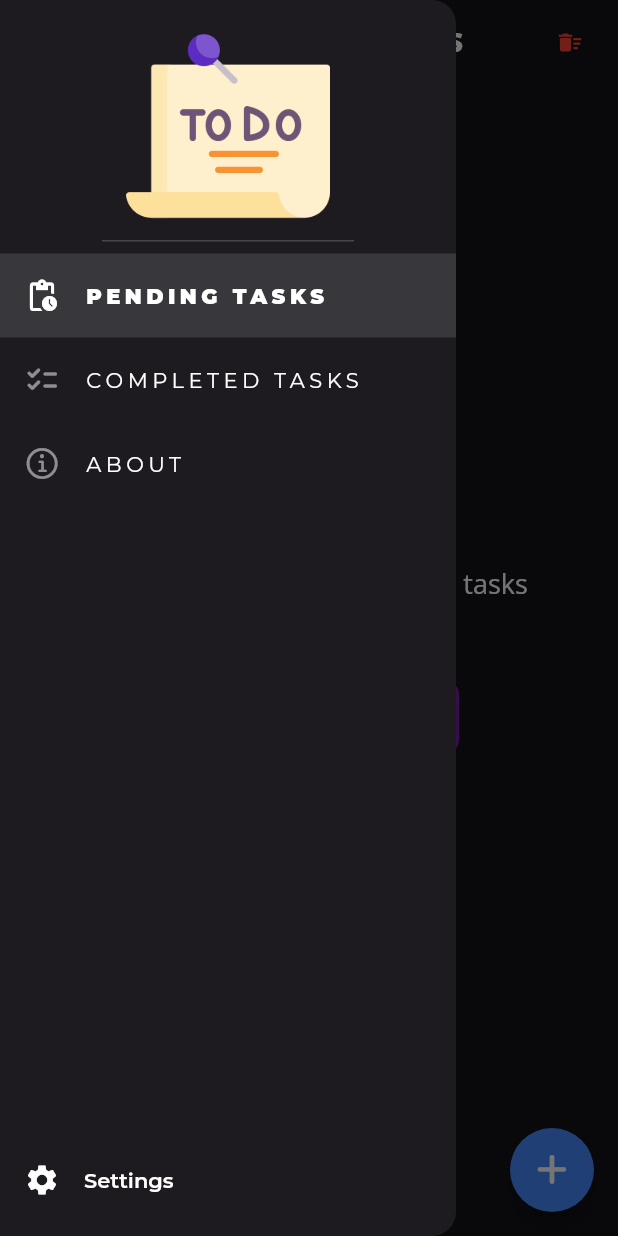
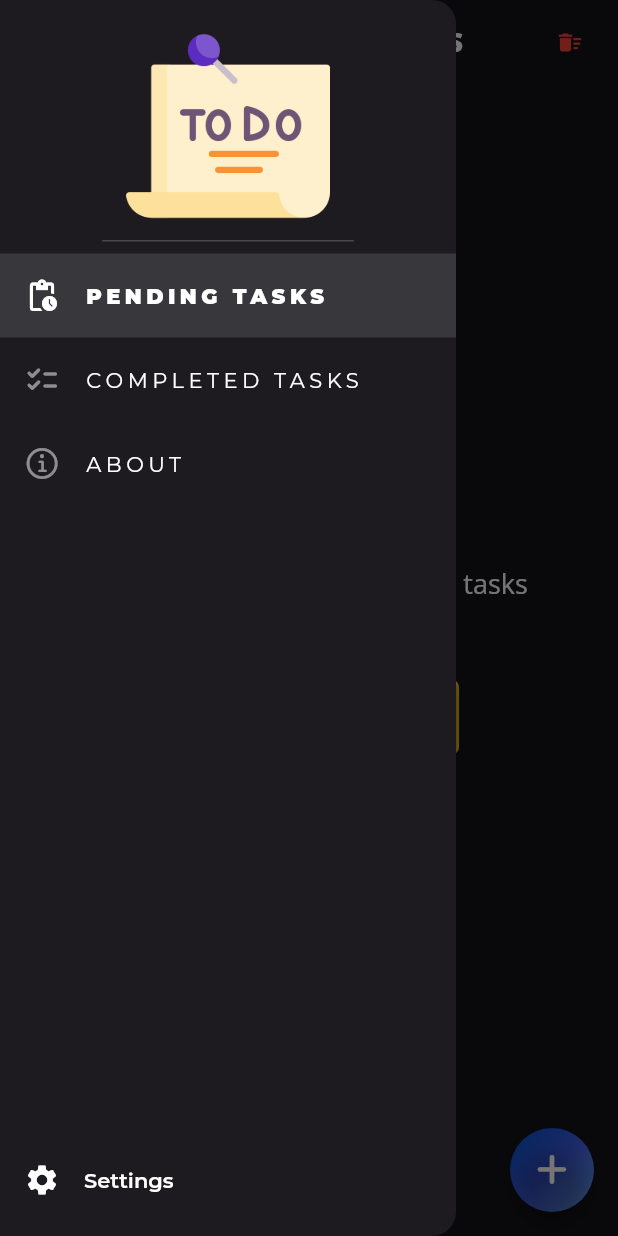
Before and after one commit to tapoban123/to-do-app, a Flutter app: the screen it shows after launch, in the side drawer, after a tap on "Create a task now", on a phone screen of 412 x 824 dp. Run offline on Flutter 3.47's test engine with Material 3 defaults, Android fonts, the phone set to English and light mode, and no system bars; our stand-ins replace flutter_local_notifications, flutter_timezone, hive_flutter, permission_handler, shared_preferences, timezone; accounts and stored records are empty.

Commit message:
Improved the About Page UI
Changed some button colors to gradients and improved some UIs

```diff
--- a/lib/core/widgets/about_page_text_button.dart
+++ b/lib/core/widgets/about_page_text_button.dart
@@ -19,9 +19,24 @@ class AboutPageTextButton extends StatelessWidget {
 
   @override
   Widget build(BuildContext context) {
-    return TextButton(
+    return Container(
+      decoration: BoxDecoration(
+        borderRadius: BorderRadius.circular(8),
+        gradient: LinearGradient(
+          begin: Alignment.topLeft,
+          end: Alignment.bottomRight,
+          colors: [
+            Color(0xff191f22),
+            Color(0xff131618),
+            Color(0xff0d0c0b),
+            Color(0xff060505),
+            Color(0xff000000),
+          ],
+        ),
+      ),
+      child: TextButton(
         style: TextButton.styleFrom(
-        backgroundColor: Color(0xff1E201E),
+          backgroundColor: Colors.transparent,
           shape: RoundedRectangleBorder(
             borderRadius: BorderRadius.circular(8),
           ),
@@ -55,6 +70,7 @@ class AboutPageTextButton extends StatelessWidget {
             ),
           ],
         ),
+      ),
     );
   }
 }
--- a/lib/page_specific_widgets/home_page_floating_action_button.dart
+++ b/lib/page_specific_widgets/home_page_floating_action_button.dart
@@ -7,9 +7,22 @@ class HomePageFloatingActionButton extends StatelessWidget {
 
   @override
   Widget build(BuildContext context) {
-    return FloatingActionButton(
+    return Container(
+      decoration: BoxDecoration(
+        gradient: LinearGradient(
+          begin: Alignment.topLeft,
+          end: Alignment.bottomRight,
+          colors: [
+            Color(0xff0052D4),
+            Color(0xff4364F7),
+            Color(0xff6FB1FC),
+          ],
+        ),
+        shape: BoxShape.circle,
+      ),
+      child: FloatingActionButton(
         clipBehavior: Clip.none,
-      backgroundColor: Colors.blueAccent,
+        backgroundColor: Colors.transparent,
         shape: RoundedRectangleBorder(borderRadius: BorderRadius.circular(50)),
         onPressed: () {
           Navigator.of(context).push(
@@ -46,6 +59,7 @@ class HomePageFloatingActionButton extends StatelessWidget {
             color: Colors.white,
           ),
         ),
+      ),
     );
   }
 }
--- a/lib/pages/about_page.dart
+++ b/lib/pages/about_page.dart
@@ -1,8 +1,10 @@
 import 'package:flutter/cupertino.dart';
 import 'package:flutter/material.dart';
+import 'package:flutter/widgets.dart';
+import 'package:provider/provider.dart';
+import 'package:simple_todo_app/core/theme/theme_provider.dart';
 import 'package:simple_todo_app/core/widgets/about_page_text_button.dart';
 import 'package:url_launcher/url_launcher.dart';
-
 
 /// This page `displays a brief description` of the application along with
 /// an introduction of it's developer and the developer's contact info
@@ -14,6 +16,8 @@ class AboutPage extends StatefulWidget {
 }
 
 class _AboutPageState extends State<AboutPage> {
+  late Color paragraphFontColor;
+
   ButtonStyle textButtonTheme = TextButton.styleFrom(
     backgroundColor: Color(0xff1E201E),
     shape: RoundedRectangleBorder(
@@ -33,7 +37,7 @@ class _AboutPageState extends State<AboutPage> {
                 const EdgeInsets.symmetric(horizontal: 30.0).copyWith(top: 30),
             child: RichText(
               text: TextSpan(
-                text: aboutTheAppTitle,
+                text: '"Stay Ahead of Your Day with ',
                 style: TextStyle(
                   color: Theme.of(context)
                       .textTheme
@@ -44,6 +48,12 @@ class _AboutPageState extends State<AboutPage> {
                   wordSpacing: 4,
                   fontSize: 25,
                 ),
+                children: <TextSpan>[
+                  TextSpan(
+                    text: 'QuickList - Your Ultimate Task Manager!"',
+                    style: TextStyle(color: Colors.amber[700]),
+                  )
+                ],
               ),
             ),
           ),
@@ -57,11 +67,20 @@ class _AboutPageState extends State<AboutPage> {
               child: Divider(),
             ),
           ),
-          Padding(
+          Consumer<ThemeProvider>(
+            builder: (context, themeProvider, child) {
+              if (themeProvider.getCurrentTheme == ThemeData.dark()) {
+                paragraphFontColor = Colors.greenAccent;
+              } else {
+                paragraphFontColor = Colors.pinkAccent;
+              }
+
+              return Padding(
                 padding: const EdgeInsets.symmetric(horizontal: 40.0),
                 child: RichText(
                   text: TextSpan(
-                text: aboutTheApp,
+                    text:
+                        "Welcome to our To-Do List app, designed to make your life easier with its ",
                     style: TextStyle(
                       fontFamily: "RobotoSlab",
                       color: Theme.of(context)
@@ -72,16 +91,55 @@ class _AboutPageState extends State<AboutPage> {
                       wordSpacing: 3,
                       height: 1.5,
                     ),
+                    children: <TextSpan>[
+                      TextSpan(
+                        text: "user-friendly interface ",
+                        style: TextStyle(color: paragraphFontColor),
+                      ),
+                      TextSpan(
+                        text: "and ",
+                      ),
+                      TextSpan(
+                        text: "intuitive design ",
+                        style: TextStyle(color: paragraphFontColor),
+                      ),
+                      TextSpan(
+                        text:
+                            "Managing tasks is a breeze—whether you're scheduling meetings, setting reminders, or creating simple to-do lists. ",
+                      ),
+                      TextSpan(
+                        text:
+                            "With timely notifications, you'll never miss an important task, helping you stay organized and boost your productivity effortlessly. ",
+                        style: TextStyle(color: paragraphFontColor),
+                      ),
+                    ],
                   ),
                 ),
+              );
+            },
           ),
           SizedBox(
             height: 50,
           ),
           Container(
             width: double.infinity,
-            height: 650,
-            decoration: BoxDecoration(color: Colors.blueAccent),
+            height: 700,
+            decoration: BoxDecoration(
+              borderRadius: BorderRadius.only(
+                topLeft: Radius.circular(40),
+                topRight: Radius.circular(40),
+              ),
+              gradient: LinearGradient(
+                begin: Alignment.topLeft,
+                end: Alignment.bottomRight,
+                colors: [
+                  Color(0xff0052D4),
+                  Color(0xff4364F7),
+                  Color(0xff6FB1FC),
+                ],
+              ),
+              color: Colors.blueAccent,
+            ),
             child: Column(
               crossAxisAlignment: CrossAxisAlignment.center,
               mainAxisAlignment: MainAxisAlignment.start,
@@ -89,7 +147,7 @@ class _AboutPageState extends State<AboutPage> {
                 Padding(
                   padding: const EdgeInsets.only(
                     left: 20,
-                    top: 20,
+                    top: 25,
                   ),
                   child: Align(
                     alignment: Alignment.topLeft,
@@ -99,6 +157,7 @@ class _AboutPageState extends State<AboutPage> {
                         fontSize: 20,
                         fontFamily: "RobotoSlab",
                         fontWeight: FontWeight.bold,
+                        wordSpacing: 2,
                       ),
                     ),
                   ),
@@ -121,17 +180,42 @@ class _AboutPageState extends State<AboutPage> {
                         width: 300,
                         child: Column(
                           children: [
-                            Text(
-                              "Hello! I'm Tapoban Ray, a passionate Android Developer with a love for creating user-friendly and practical applications.",
-                              style: TextStyle(fontFamily: "RobotoSlab"),
+                            RichText(
                               textAlign: TextAlign.center,
+                              text: TextSpan(
+                                text:
+                                    "Hello! I'm Tapoban Ray, a passionate Android Developer",
+                                style: TextStyle(
+                                  fontFamily: "RobotoSlab",
+                                  wordSpacing: 3,
+                                  height: 1.5,
                                 ),
-                            SizedBox(
-                              height: 5,
+                                children: <TextSpan>[
+                                  TextSpan(
+                                    text: " a passionate Android Developer ",
+                                  ),
+                                  TextSpan(
+                                      text:
+                                          "with a love for creating user-friendly and practical applications. "),
+                                ],
+                              ),
+                            ),
+                            Padding(
+                              padding: const EdgeInsets.only(
+                                top: 5.0,
+                                bottom: 5.0,
+                              ),
+                              child: Divider(
+                                color: Colors.white.withOpacity(0.5),
+                              ),
                             ),
                             Text(
                               "Currently, I'm persuing B.Tech course in Computer Science Engineering at Calcutta Institute of Engineering and Management (CIEM).",
-                              style: TextStyle(fontFamily: "RobotoSlab"),
+                              style: TextStyle(
+                                fontFamily: "RobotoSlab",
+                                wordSpacing: 3,
+                                height: 1.5,
+                              ),
                               textAlign: TextAlign.start,
                             )
                           ],
@@ -154,6 +238,7 @@ class _AboutPageState extends State<AboutPage> {
                         fontSize: 16,
                         fontFamily: "RobotoSlab",
                         fontWeight: FontWeight.bold,
+                        wordSpacing: 2,
                       ),
                     ),
                   ),
@@ -228,10 +313,4 @@ class _AboutPageState extends State<AboutPage> {
       ),
     );
   }
-
-  final String aboutTheAppTitle =
-      '"Stay Ahead of Your Day with Quick List - Your Ultimate Task Manager!"';
-
-  final String aboutTheApp =
-      "Welcome to our To-Do List app, designed to make your life easier with its user-friendly interface and intuitive design. Managing tasks is a breeze—whether you're scheduling meetings, setting reminders, or creating simple to-do lists. With timely notifications, you'll never miss an important task, helping you stay organized and boost your productivity effortlessly.";
 }
--- a/lib/pages/completed_tasks_page.dart
+++ b/lib/pages/completed_tasks_page.dart
@@ -5,7 +5,6 @@ import 'package:simple_todo_app/core/providers/navigation_provider.dart';
 import 'package:simple_todo_app/hive_database/completed_tasks_db_services.dart';
 import 'package:simple_todo_app/hive_database/pending_tasks_db_services.dart';
 import 'package:simple_todo_app/pages/no_tasks_screen.dart';
-
 
 /// Implements the page for displaying all the tasks that have `already been completed by the user`.
 class CompletedTasksPage extends StatefulWidget {
@@ -30,7 +29,12 @@ class _CompletedTasksPageState extends State<CompletedTasksPage> {
                 firstRun = false;
               }
               return NoTasksScreen(
-                buttonColor: Colors.cyan,
+                gradientBegin: Alignment.topLeft,
+                gradientEnd: Alignment.bottomRight,
+                gradientColors: [
+                  Color(0xff5803dc),
+                  Color(0xffe41eff),
+                ],
                 buttonText: "Complete a task now",
                 onButtonTap: () =>
                     Provider.of<NavigationProvider>(context, listen: false)
--- a/lib/pages/create_task_page.dart
+++ b/lib/pages/create_task_page.dart
@@ -13,7 +13,6 @@ import 'package:simple_todo_app/core/widgets/important_task_icon.dart';
 import 'package:simple_todo_app/core/widgets/reminder_option.dart';
 import 'package:simple_todo_app/core/widgets/scheduled_task_icon.dart';
 import 'package:simple_todo_app/hive_database/pending_tasks_db_services.dart';
-
 
 /// This page is returned when the user wants to `create or edit a task`.
 /// For editing purpose a boolean condition is checked.
@@ -251,6 +250,19 @@ class _CreateTaskPageState extends State<CreateTaskPage> {
               if (widget.editSpecificTask == true)
                 Padding(
                   padding: const EdgeInsets.only(bottom: 15.0),
+                  child: Container(
+                    decoration: BoxDecoration(
+                      borderRadius: BorderRadius.circular(5),
+                      gradient: LinearGradient(
+                        colors: [
+                          Color(0xff000c91),
+                          Color(0xff3742b5),
+                          Color(0xff6b74d0),
+                          Color(0xffa5abed),
+                          Color(0xffe0e2ff),
+                        ],
+                      ),
+                    ),
                     child: ElevatedButton(
                       onPressed: () => createOrEditTask(editTask: true),
                       style: ElevatedButton.styleFrom(
@@ -258,11 +270,15 @@ class _CreateTaskPageState extends State<CreateTaskPage> {
                         shape: RoundedRectangleBorder(
                           borderRadius: BorderRadius.circular(5),
                         ),
-                      backgroundColor: Colors.blue,
+                        backgroundColor: Colors.transparent,
                       ),
                       child: const Text(
                         "Done",
-                      style: TextStyle(color: Colors.white, fontSize: 16),
+                        style: TextStyle(
+                          color: Colors.white,
+                          fontSize: 16,
+                        ),
+                      ),
                     ),
                   ),
                 ),
--- a/lib/pages/home_page.dart
+++ b/lib/pages/home_page.dart
@@ -51,7 +51,13 @@ class _HomePageState extends State<HomePage> {
             }
 
             return NoTasksScreen(
-              buttonColor: Colors.purple[700]!,
+              gradientBegin: Alignment.centerLeft,
+              gradientEnd: Alignment.centerRight,
+              gradientColors: [
+                  Color(0xfffe8500),
+                  Color(0xfffeae00),
+                  Color(0xfffdcf19),
+              ],
               buttonText: "Create a task now",
               onButtonTap: () {
                 Navigator.of(context).push(PageRouteBuilder(
--- a/lib/pages/no_tasks_screen.dart
+++ b/lib/pages/no_tasks_screen.dart
@@ -6,13 +6,17 @@ import 'home_page.dart';
 class NoTasksScreen extends StatelessWidget {
   final VoidCallback onButtonTap;
   final String buttonText;
-  final Color buttonColor;
+  final List<Color> gradientColors;
+  final Alignment gradientBegin;
+  final Alignment gradientEnd;
   final String pageContentText;
 
   const NoTasksScreen({
     super.key,
     required this.buttonText,
-    required this.buttonColor,
+    required this.gradientColors,
+    required this.gradientBegin,
+    required this.gradientEnd,
     required this.onButtonTap,
     required this.pageContentText,
   });
@@ -36,19 +40,32 @@ class NoTasksScreen extends StatelessWidget {
           SizedBox(
             height: 30,
           ),
-          ElevatedButton(
+          Container(
+            decoration: BoxDecoration(
+              borderRadius: BorderRadius.circular(5),
+              gradient: LinearGradient(
+                begin: gradientBegin,
+                end: gradientEnd,
+                colors: gradientColors,
+              ),
+            ),
+            child: ElevatedButton(
               style: ElevatedButton.styleFrom(
+                elevation: 1.0,
                 minimumSize: Size(200, 50),
                 shape: RoundedRectangleBorder(
-                  borderRadius: BorderRadius.circular(10)),
-              backgroundColor: buttonColor,
+                  borderRadius: BorderRadius.circular(5),
+                ),
+                backgroundColor: Colors.transparent,
               ),
               onPressed: onButtonTap,
               child: Text(
                 buttonText,
                 style: TextStyle(
+                  fontFamily: "OpenSans",
                   color: Colors.white,
                   fontSize: 15,
+                ),
               ),
             ),
           )
```
Lines whose indentation alone changed are shown as unchanged.
